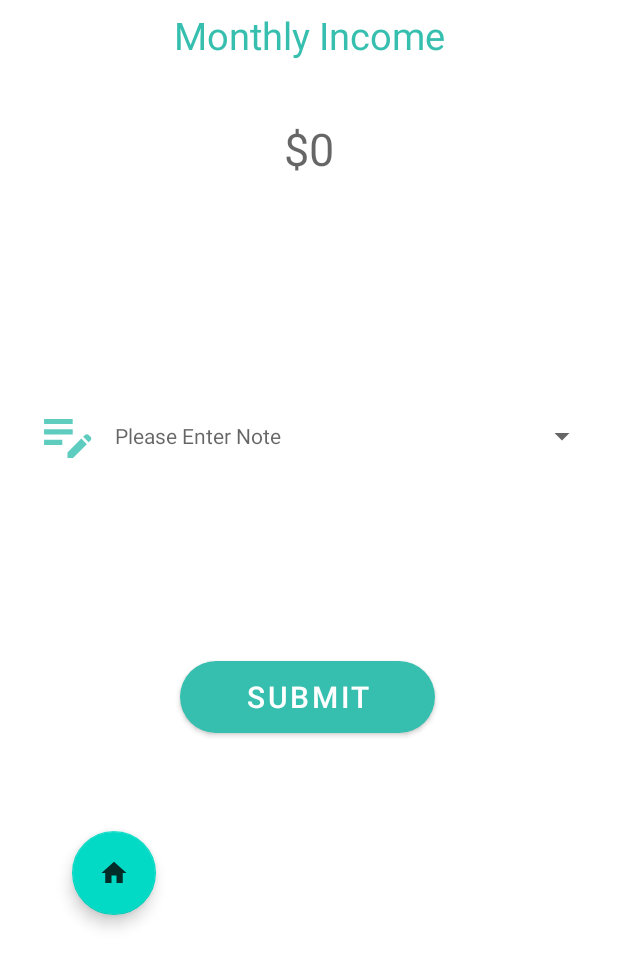
After one commit to AiyappaND/SpendyBuddy, an Android app: the IncomeActivity screen opened directly, with no data from a screen before it, on a phone screen of 412 x 824 dp. The commit adds this screen. Shown: the top 967 px of the screen. Run offline under Robolectric (Android 15) with nearby library versions, the light colour scheme and no system bars.

Commit message:
Added Income Page

```diff
--- a/app/src/main/AndroidManifest.xml
+++ b/app/src/main/AndroidManifest.xml
@@ -12,8 +12,10 @@
         android:roundIcon="@mipmap/ic_launcher_round"
         android:supportsRtl="true"
         android:theme="@style/Theme.SpendyBuddy"
-
         tools:targetApi="31">
+        <activity
+            android:name=".IncomeActivity"
+            android:exported="false" />
         <activity
             android:name=".Transaction"
             android:exported="false" />
--- /dev/null
+++ b/app/src/main/java/com/example/spendybuddy/IncomeActivity.java
@@ -0,0 +1,25 @@
+package com.example.spendybuddy;
+
+import androidx.appcompat.app.AppCompatActivity;
+
+import android.content.Intent;
+import android.os.Bundle;
+
+import com.google.android.material.floatingactionbutton.FloatingActionButton;
+
+public class IncomeActivity extends AppCompatActivity {
+
+    @Override
+    protected void onCreate(Bundle savedInstanceState) {
+        super.onCreate(savedInstanceState);
+        setContentView(R.layout.activity_income);
+
+
+        FloatingActionButton home = findViewById(R.id.home2_button);
+        home.setOnClickListener(view -> {
+            Intent intent = new Intent(IncomeActivity.this, LandingPageActivity.class);
+            startActivity(intent);
+
+        });
+    }
+}
--- /dev/null
+++ b/app/src/main/res/drawable-anydpi/ic_home.xml
@@ -0,0 +1,16 @@
+<vector xmlns:android="http://schemas.android.com/apk/res/android"
+    android:width="24dp"
+    android:height="24dp"
+    android:viewportWidth="24"
+    android:viewportHeight="24"
+    android:tint="#36BFAF"
+    android:alpha="0.8">
+  <group android:scaleX="0.8333333"
+      android:scaleY="0.8333333"
+      android:translateX="2"
+      android:translateY="2">
+    <path
+        android:fillColor="@android:color/white"
+        android:pathData="M10,20v-6h4v6h5v-8h3L12,3 2,12h3v8z"/>
+  </group>
+</vector>
--- /dev/null
+++ b/app/src/main/res/layout/activity_income.xml
@@ -0,0 +1,101 @@
+<?xml version="1.0" encoding="utf-8"?>
+<androidx.constraintlayout.widget.ConstraintLayout xmlns:android="http://schemas.android.com/apk/res/android"
+    xmlns:app="http://schemas.android.com/apk/res-auto"
+    xmlns:tools="http://schemas.android.com/tools"
+    android:layout_width="match_parent"
+    android:layout_height="match_parent"
+    tools:context=".IncomeActivity">
+
+
+    <TextView
+        android:id="@+id/monthlyIncome_text_view"
+        style="@style/TextStyle"
+        android:layout_width="match_parent"
+        android:layout_height="wrap_content"
+        android:gravity="center"
+        android:text="Monthly Income"
+        android:textSize="25dp"
+        app:layout_constraintBottom_toBottomOf="parent"
+        app:layout_constraintEnd_toEndOf="parent"
+        app:layout_constraintHorizontal_bias="1.0"
+        app:layout_constraintStart_toStartOf="parent"
+        app:layout_constraintTop_toTopOf="parent"
+        app:layout_constraintVertical_bias="0.0" />
+
+
+    <EditText
+        android:id="@+id/income_amount_ET"
+        android:layout_width="match_parent"
+        android:layout_height="wrap_content"
+        android:background="@null"
+        android:gravity="center"
+        android:hint="$0"
+        android:textColor="#36BFAF"
+        android:textSize="30dp"
+        app:layout_constraintBottom_toBottomOf="parent"
+        app:layout_constraintEnd_toEndOf="parent"
+        app:layout_constraintHorizontal_bias="0.6"
+        app:layout_constraintStart_toStartOf="parent"
+        app:layout_constraintTop_toTopOf="parent"
+        app:layout_constraintVertical_bias="0.1" />
+
+
+    <ImageView
+        android:id="@+id/noteImage2"
+        android:layout_width="63dp"
+        android:layout_height="50dp"
+        app:layout_constraintBottom_toBottomOf="parent"
+        app:layout_constraintEnd_toStartOf="@+id/note"
+        app:layout_constraintHorizontal_bias="0.5"
+        app:layout_constraintHorizontal_chainStyle="packed"
+        app:layout_constraintStart_toStartOf="parent"
+        app:layout_constraintTop_toTopOf="parent"
+        app:layout_constraintVertical_bias="0.342"
+        app:srcCompat="@drawable/ic_note" />
+
+    <EditText
+
+        android:id="@+id/note"
+        style="?android:spinnerStyle"
+        android:layout_width="322dp"
+        android:layout_height="52dp"
+        android:hint="Please Enter Note"
+        android:textColor="#36BFAF"
+        app:layout_constraintBottom_toBottomOf="parent"
+        app:layout_constraintEnd_toEndOf="parent"
+        app:layout_constraintHorizontal_bias="0.5"
+        app:layout_constraintStart_toEndOf="@+id/noteImage2"
+        app:layout_constraintTop_toTopOf="parent"
+        app:layout_constraintVertical_bias="0.343" />
+
+    <Button
+        android:id="@+id/Submit_button"
+        android:layout_width="170dp"
+        android:layout_height="wrap_content"
+        android:background="@drawable/round_button"
+
+        android:gravity="center_horizontal"
+        android:text="SUBMIT"
+        android:textSize="20sp"
+        android:tint="@color/green"
+        app:layout_constraintBottom_toBottomOf="parent"
+        app:layout_constraintEnd_toEndOf="parent"
+        app:layout_constraintHorizontal_bias="0.497"
+        app:layout_constraintStart_toStartOf="parent"
+        app:layout_constraintTop_toTopOf="parent"
+        app:layout_constraintVertical_bias="0.568" />
+
+    <com.google.android.material.floatingactionbutton.FloatingActionButton
+        android:id="@+id/home2_button"
+        android:layout_width="wrap_content"
+        android:layout_height="wrap_content"
+        android:clickable="true"
+        app:layout_constraintBottom_toBottomOf="parent"
+        app:layout_constraintEnd_toEndOf="parent"
+        app:layout_constraintHorizontal_bias="0.135"
+        app:layout_constraintStart_toStartOf="parent"
+        app:layout_constraintTop_toTopOf="parent"
+        app:layout_constraintVertical_bias="0.721"
+        app:srcCompat="@drawable/ic_home" />
+
+</androidx.constraintlayout.widget.ConstraintLayout>
```
Also changed, not shown: app/src/main/java/com/example/spendybuddy/LandingPageActivity.java (+10 -0 lines), app/src/main/java/com/example/spendybuddy/Transaction.java (+8 -0 lines), app/src/main/res/layout-land/activity_transaction.xml (+14 -2 lines), app/src/main/res/layout/activity_landing_page.xml (+4 -7 lines), app/src/main/res/layout/activity_transaction.xml (+13 -0 lines), app/src/main/res/drawable-hdpi/ic_home.png (added), app/src/main/res/drawable-mdpi/ic_home.png (added), app/src/main/res/drawable-xhdpi/ic_home.png (added), app/src/main/res/drawable-xxhdpi/ic_home.png (added).
